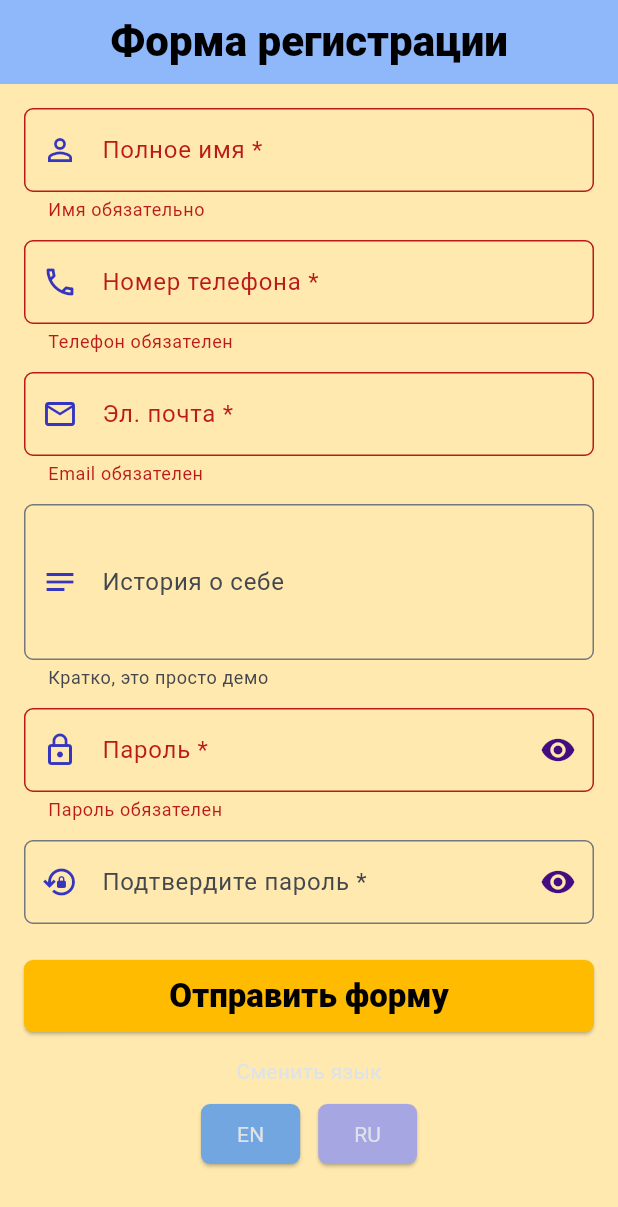
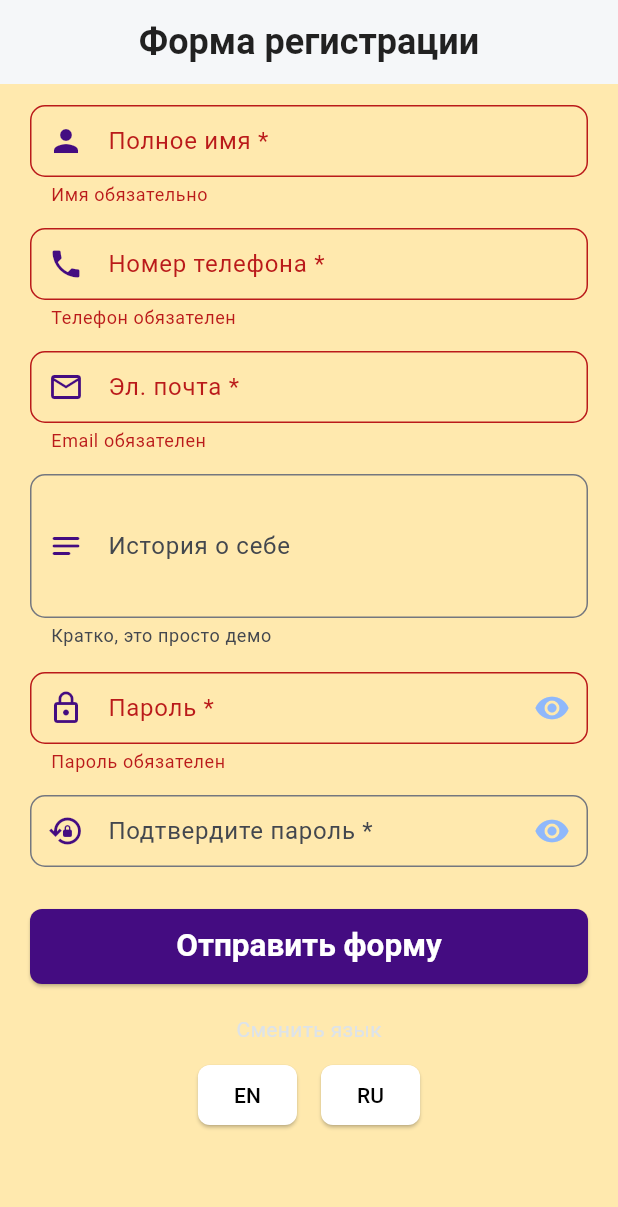
Before and after one commit to levfidirko-glitch/lab-9, a Flutter app: the screen it shows after launch, after a tap on "RU", after a tap on "Отправить форму", on a phone screen of 412 x 824 dp. Shown: the top 1207 px of the screen. Run offline on Flutter 3.47's test engine with Material 3 defaults, Android fonts, the phone set to English and light mode, and no system bars; our stand-ins replace easy_localization, flutter_bloc; Roboto replaces fonts that are missing (Montserrat).

Commit message:
Initial upload to lab-99

```diff
--- a/lib/main.dart
+++ b/lib/main.dart
@@ -12,37 +12,42 @@ Future<void> main() async {
 
   runApp(
     EasyLocalization(
-      supportedLocales: const [Locale('en'), Locale('ru')],
+      supportedLocales: const [
+        Locale('en'),
+        Locale('ru'),
+      ],
       path: 'assets/translations',
       fallbackLocale: const Locale('en'),
-      child: const MyApp(),
+      child: const AppRoot(),
     ),
   );
 }
 
-class MyApp extends StatelessWidget {
-  const MyApp({super.key});
+class AppRoot extends StatelessWidget {
+  const AppRoot({super.key});
 
   @override
   Widget build(BuildContext context) {
-    return BlocProvider(
+    return BlocProvider<AuthBloc>(
       create: (_) => AuthBloc(),
       child: MaterialApp(
         debugShowCheckedModeBanner: false,
         title: 'Lab 8',
+        locale: context.locale,
+        supportedLocales: context.supportedLocales,
         localizationsDelegates: context.localizationDelegates,
-        supportedLocales: context.supportedLocales,
-        locale: context.locale,
         theme: ThemeData(
           useMaterial3: true,
-          colorScheme: ColorScheme.fromSeed(seedColor: AppColors.primaryColor),
+          colorScheme: ColorScheme.fromSeed(
+            seedColor: AppColors.primaryColor,
+          ),
           appBarTheme: const AppBarTheme(
+            foregroundColor: Colors.black,
             titleTextStyle: TextStyle(
+              fontSize: 26,
+              fontWeight: FontWeight.bold,
               color: Colors.black,
-              fontSize: 28,
-              fontWeight: FontWeight.w900,
             ),
-            foregroundColor: Colors.black,
           ),
         ),
         home: const RegistrationPageNew(),
--- a/lib/registration_page_new.dart
+++ b/lib/registration_page_new.dart
@@ -38,37 +38,40 @@ class _RegistrationPageNewState extends State<RegistrationPageNew> {
     super.dispose();
   }
 
-  String? _validateName(String? v) {
-    if (v == null || v.trim().isEmpty) return 'name_required'.tr();
+  String? _validateName(String? value) {
+    if (value == null || value.trim().isEmpty) {
+      return 'name_required'.tr();
+    }
     return null;
   }
 
-  String? _validateEmail(String? v) {
-    if (v == null || v.trim().isEmpty) return 'email_required'.tr();
-    if (!v.contains('@')) return 'email_invalid'.tr();
+  String? _validateEmail(String? value) {
+    if (value == null || value.trim().isEmpty) return 'email_required'.tr();
+    if (!value.contains('@')) return 'email_invalid'.tr();
+
     final emailReg = RegExp(r'^[^@\s]+@[^@\s]+\.[^@\s]+$');
-    if (!emailReg.hasMatch(v.trim())) return 'email_invalid'.tr();
+    if (!emailReg.hasMatch(value.trim())) return 'email_invalid'.tr();
+
     return null;
   }
 
-  String? _validatePhone(String? v) {
-    if (v == null || v.isEmpty) return 'phone_required'.tr();
-    if (!v.startsWith('+7')) return 'phone_must_start'.tr();
-    if (!RegExp(r'^\+7\d{10}$').hasMatch(v)) return 'phone_invalid'.tr();
+  String? _validatePhone(String? value) {
+    if (value == null || value.isEmpty) return 'phone_required'.tr();
+    if (!value.startsWith('+7')) return 'phone_must_start'.tr();
+    if (!RegExp(r'^\+7\d{10}$').hasMatch(value)) return 'phone_invalid'.tr();
     return null;
   }
 
-  String? _validatePass(String? v) {
-    if (v == null || v.isEmpty) return 'pass_required'.tr();
-    if (v.length < 6) return 'pass_length'.tr();
+  String? _validatePass(String? value) {
+    if (value == null || value.isEmpty) return 'pass_required'.tr();
+    if (value.length < 6) return 'pass_length'.tr();
     return null;
   }
 
-  String? _validateConfirm(String? v) {
-    if (v != passCtrl.text) return 'pass_not_match'.tr();
+  String? _validateConfirm(String? value) {
+    if (value != passCtrl.text) return 'pass_not_match'.tr();
     return null;
   }
-
 
   void _submit() {
     if (_formKey.currentState!.validate()) {
@@ -84,7 +87,7 @@ class _RegistrationPageNewState extends State<RegistrationPageNew> {
     }
   }
 
-  InputDecoration _boxDecoration({
+  InputDecoration _fieldStyle({
     required String label,
     required IconData icon,
     String? helper,
@@ -93,11 +96,12 @@ class _RegistrationPageNewState extends State<RegistrationPageNew> {
   }) {
     return InputDecoration(
       labelText: label,
+      helperText: helper,
       hintText: hint,
-      helperText: helper,
-      prefixIcon: Icon(icon, color: AppColors.azure),
+      prefixIcon: Icon(icon, color: AppColors.indigoColor),
+      contentPadding: const EdgeInsets.symmetric(vertical: 12, horizontal: 10),
       border: OutlineInputBorder(
-        borderRadius: BorderRadius.circular(6),
+        borderRadius: BorderRadius.circular(10),
         borderSide: BorderSide(color: AppColors.gray),
       ),
       suffixIcon: suffix,
@@ -121,19 +125,28 @@ class _RegistrationPageNewState extends State<RegistrationPageNew> {
           );
         } else if (state is AuthFailure) {
           ScaffoldMessenger.of(context).showSnackBar(
-            SnackBar(content: Text(state.message)),
+            SnackBar(
+              backgroundColor: Colors.red.shade400,
+              content: Text(
+                state.message,
+                style: const TextStyle(color: Colors.white),
+              ),
+            ),
           );
         }
       },
       child: Scaffold(
         backgroundColor: AppColors.creamColor,
         appBar: AppBar(
-          backgroundColor: AppColors.primaryColor,
+          backgroundColor: Colors.white,
+          elevation: 1,
           title: Text(
             'title'.tr(),
-            maxLines: 1,
-            overflow: TextOverflow.ellipsis,
-
+            style: const TextStyle(
+              fontSize: 24,
+              fontWeight: FontWeight.w700,
+              color: Colors.black87,
+            ),
           ),
           centerTitle: true,
         ),
@@ -141,121 +154,120 @@ class _RegistrationPageNewState extends State<RegistrationPageNew> {
           child: Form(
             key: _formKey,
             child: ListView(
-              padding: const EdgeInsets.all(16),
+              padding: const EdgeInsets.symmetric(horizontal: 20, vertical: 14),
               children: [
                 TextFormField(
                   controller: nameCtrl,
-                  textInputAction: TextInputAction.next,
-                  decoration: _boxDecoration(
+                  decoration: _fieldStyle(
                     label: 'full_name'.tr(),
-                    icon: Icons.person_outline,
+                    icon: Icons.person,
                     helper: 'example_name'.tr(),
                   ),
+                  textInputAction: TextInputAction.next,
                   validator: _validateName,
                 ),
-                const SizedBox(height: 12),
+                const SizedBox(height: 14),
 
                 TextFormField(
                   controller: phoneCtrl,
-                  keyboardType: TextInputType.phone,
-                  textInputAction: TextInputAction.next,
-                  decoration: _boxDecoration(
+                  decoration: _fieldStyle(
                     label: 'phone_number'.tr(),
-                    icon: Icons.phone_outlined,
+                    icon: Icons.phone,
                     helper: 'phone_format'.tr(),
                     hint: '+7XXXXXXXXXX',
                   ),
+                  keyboardType: TextInputType.phone,
+                  textInputAction: TextInputAction.next,
                   validator: _validatePhone,
                 ),
-                const SizedBox(height: 12),
+                const SizedBox(height: 14),
 
                 TextFormField(
                   controller: emailCtrl,
-                  keyboardType: TextInputType.emailAddress,
-                  textInputAction: TextInputAction.next,
-                  decoration: _boxDecoration(
+                  decoration: _fieldStyle(
                     label: 'email_address'.tr(),
                     icon: Icons.email_outlined,
                   ),
+                  keyboardType: TextInputType.emailAddress,
+                  textInputAction: TextInputAction.next,
                   validator: _validateEmail,
                 ),
-                const SizedBox(height: 12),
+                const SizedBox(height: 14),
 
                 TextFormField(
                   controller: storyCtrl,
                   maxLines: 3,
-                  textInputAction: TextInputAction.newline,
-                  decoration: _boxDecoration(
+                  decoration: _fieldStyle(
                     label: 'life_story'.tr(),
-                    icon: Icons.notes_outlined,
+                    icon: Icons.notes_rounded,
                     helper: 'story_hint'.tr(),
                   ),
                 ),
-                const SizedBox(height: 12),
+                const SizedBox(height: 16),
 
                 TextFormField(
                   controller: passCtrl,
                   obscureText: _hidePass,
-                  textInputAction: TextInputAction.next,
-                  decoration: _boxDecoration(
+                  decoration: _fieldStyle(
                     label: 'password'.tr(),
                     icon: Icons.lock_outline,
                     suffix: IconButton(
                       onPressed: () => setState(() => _hidePass = !_hidePass),
                       icon: Icon(
                         _hidePass ? Icons.visibility : Icons.visibility_off,
-                        color: AppColors.indigoColor,
+                        color: AppColors.primaryColor,
                       ),
                     ),
                   ),
                   validator: _validatePass,
+                  textInputAction: TextInputAction.next,
                 ),
-                const SizedBox(height: 12),
+                const SizedBox(height: 14),
 
                 TextFormField(
                   controller: confirmCtrl,
                   obscureText: _hideConfirm,
-                  textInputAction: TextInputAction.done,
-                  decoration: _boxDecoration(
+                  decoration: _fieldStyle(
                     label: 'confirm_pass'.tr(),
                     icon: Icons.lock_reset_outlined,
                     suffix: IconButton(
-                      onPressed: () => setState(() => _hideConfirm = !_hideConfirm),
+                      onPressed: () =>
+                          setState(() => _hideConfirm = !_hideConfirm),
                       icon: Icon(
                         _hideConfirm ? Icons.visibility : Icons.visibility_off,
-                        color: AppColors.indigoColor,
+                        color: AppColors.primaryColor,
                       ),
                     ),
                   ),
                   validator: _validateConfirm,
+                  textInputAction: TextInputAction.done,
                 ),
 
-                const SizedBox(height: 24),
-
+                const SizedBox(height: 28),
 
                 BlocBuilder<AuthBloc, AuthState>(
                   builder: (context, state) {
-                    final loading = state is AuthLoading;
+                    final isLoading = state is AuthLoading;
+
                     return SizedBox(
-                      height: 48,
+                      height: 50,
                       child: ElevatedButton(
+                        onPressed: isLoading ? null : _submit,
                         style: ElevatedButton.styleFrom(
-                          backgroundColor: AppColors.secondary,
-                          foregroundColor: Colors.black,
+                          backgroundColor: AppColors.indigoColor,
+                          foregroundColor: Colors.white,
+                          shape: RoundedRectangleBorder(
+                            borderRadius: BorderRadius.circular(8),
+                          ),
                           textStyle: const TextStyle(
-                            fontSize: 22,
-                            fontWeight: FontWeight.w900,
-                          ),
-                          shape: RoundedRectangleBorder(
-                            borderRadius: BorderRadius.circular(6),
+                            fontSize: 21,
+                            fontWeight: FontWeight.w700,
                           ),
                         ),
-                        onPressed: loading ? null : _submit,
-                        child: loading
-                            ? const SizedBox(
-                                height: 22,
-                                width: 22,
-                                child: CircularProgressIndicator(strokeWidth: 2),
+                        child: isLoading
+                            ? const CircularProgressIndicator(
+                                color: Colors.white,
+                                strokeWidth: 2,
                               )
                             : Text('submit_form'.tr()),
                       ),
@@ -263,38 +275,45 @@ class _RegistrationPageNewState extends State<RegistrationPageNew> {
                   },
                 ),
 
-                const SizedBox(height: 16),
+                const SizedBox(height: 20),
 
                 Center(
                   child: Column(
                     children: [
-                      Text('change_lang'.tr(), style: AppTextStyles.superSmall),
-                      const SizedBox(height: 8),
+                      Text(
+                        'change_lang'.tr(),
+                        style: AppTextStyles.superSmall,
+                      ),
+                      const SizedBox(height: 10),
                       Row(
                         mainAxisAlignment: MainAxisAlignment.center,
                         children: [
                           ElevatedButton(
                             style: ElevatedButton.styleFrom(
-                              backgroundColor: AppColors.confirmed,
+                              backgroundColor: Colors.white,
                               foregroundColor: Colors.black,
+                              elevation: 1,
                               shape: RoundedRectangleBorder(
-                                borderRadius: BorderRadius.circular(6),
+                                borderRadius: BorderRadius.circular(8),
                               ),
                             ),
-                            onPressed: () => context.setLocale(const Locale('en')),
-                            child: Text('EN', style: AppTextStyles.superSmall),
+                            onPressed: () =>
+                                context.setLocale(const Locale('en')),
+                            child: const Text('EN'),
                           ),
-                          const SizedBox(width: 12),
+                          const SizedBox(width: 16),
                           ElevatedButton(
                             style: ElevatedButton.styleFrom(
-                              backgroundColor: AppColors.tertiary,
+                              backgroundColor: Colors.white,
                               foregroundColor: Colors.black,
+                              elevation: 1,
                               shape: RoundedRectangleBorder(
-                                borderRadius: BorderRadius.circular(6),
+                                borderRadius: BorderRadius.circular(8),
                               ),
                             ),
-                            onPressed: () => context.setLocale(const Locale('ru')),
-                            child: Text('RU', style: AppTextStyles.superSmall),
+                            onPressed: () =>
+                                context.setLocale(const Locale('ru')),
+                            child: const Text('RU'),
                           ),
                         ],
                       ),
```
Also changed, not shown: lib/user_info_page.dart (+58 -15 lines), 1 other file.
